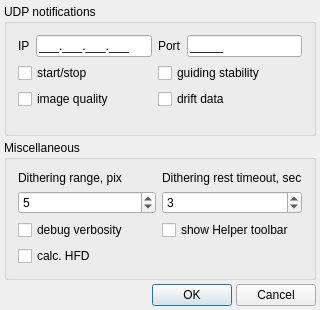
Qt form lin_guider/ui/settings.ui (rumengb/lin_guider) before a commit.
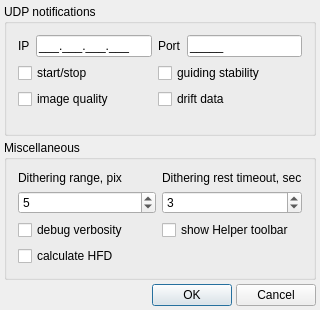
The same form after that commit.

Patch:
```diff
--- a/lin_guider/ui/settings.ui
+++ b/lin_guider/ui/settings.ui
@@ -192,7 +192,7 @@
       <item row="6" column="0">
        <widget class="QCheckBox" name="checkBox_HFD_on">
         <property name="text">
-         <string>calc. HFD</string>
+         <string>calculate HFD</string>
         </property>
        </widget>
       </item>
```
